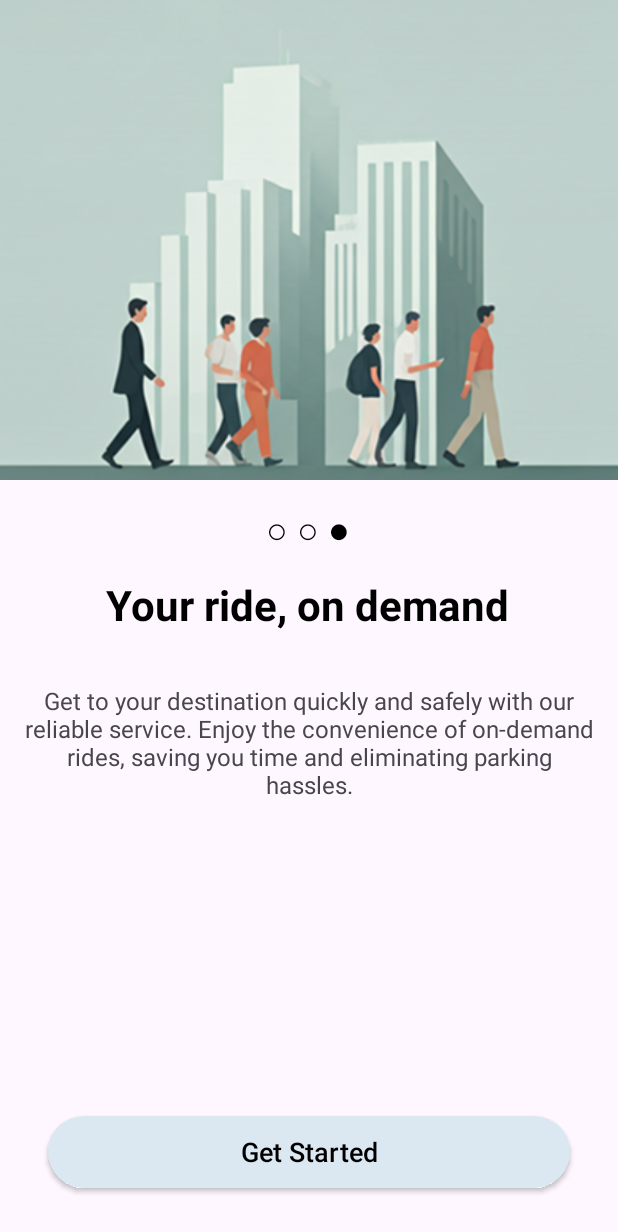
After one commit to badalm06/RidOn_Rider, an Android app: the ThirdIntro screen opened directly, with no data from a screen before it, on a phone screen of 412 x 824 dp. The commit adds this screen. Shown: the top 1232 px of the screen. Run offline under Robolectric (Android 15) with nearby library versions, the phone set to English and light mode, and no system bars.

Commit message:
Added intro screens

```diff
--- /dev/null
+++ b/app/src/main/java/com/example/uberriderremake/IntroScreens/ThirdIntro.kt
@@ -0,0 +1,30 @@
+package com.example.uberriderremake.IntroScreens
+
+import android.content.Intent
+import android.os.Bundle
+import androidx.activity.enableEdgeToEdge
+import androidx.appcompat.app.AppCompatActivity
+import androidx.core.view.ViewCompat
+import androidx.core.view.WindowInsetsCompat
+import com.example.uberriderremake.R
+import com.example.uberriderremake.databinding.ActivityThirdIntroBinding
+import com.example.uberriderremake.login.PhoneActivity
+
+class ThirdIntro : AppCompatActivity() {
+    private lateinit var binding: ActivityThirdIntroBinding
+    override fun onCreate(savedInstanceState: Bundle?) {
+        super.onCreate(savedInstanceState)
+        enableEdgeToEdge()
+        binding = ActivityThirdIntroBinding.inflate(layoutInflater)
+        setContentView(binding.root)
+        ViewCompat.setOnApplyWindowInsetsListener(findViewById(R.id.main)) { v, insets ->
+            val systemBars = insets.getInsets(WindowInsetsCompat.Type.systemBars())
+            v.setPadding(systemBars.left, systemBars.top, systemBars.right, systemBars.bottom)
+            insets
+        }
+
+        binding.btnThirdIntro.setOnClickListener {
+            startActivity(Intent(this, PhoneActivity::class.java))
+        }
+    }
+}
--- a/app/src/main/java/com/example/uberriderremake/RequestDriverActivity.kt
+++ b/app/src/main/java/com/example/uberriderremake/RequestDriverActivity.kt
@@ -305,6 +305,7 @@ import java.util.Locale
                                              Log.d("TripRequest", "Rider location updated: $riderLatLng")
 
                                              if (lat != 0.0 && lng != 0.0 && riderLatLng != null && status == "accepted") {
+                                                 mMap.clear()
                                                  updateDriverOnMap(driverLatLng, riderLatLng)
                                                  drawRoute(driverLatLng, riderLatLng)
                                                  val results = FloatArray(1)
--- a/app/src/main/java/com/example/uberriderremake/login/SplashScreen.kt
+++ b/app/src/main/java/com/example/uberriderremake/login/SplashScreen.kt
@@ -12,6 +12,7 @@ import androidx.core.view.ViewCompat
 import androidx.core.view.WindowInsetsCompat
 import com.example.uberriderremake.Common
 import com.example.uberriderremake.HomeActivity
+import com.example.uberriderremake.IntroScreens.FirstIntro
 import com.example.uberriderremake.R
 import com.google.firebase.auth.FirebaseAuth
 import com.google.firebase.database.*
@@ -83,7 +84,7 @@ class SplashScreen : AppCompatActivity() {
                 })
         } else {
             Handler(Looper.getMainLooper()).postDelayed({
-                startActivity(Intent(this, PhoneActivity::class.java))
+                startActivity(Intent(this, FirstIntro::class.java))
                 finish()
             }, 2000)
         }
--- /dev/null
+++ b/app/src/main/res/drawable/buttonshape.xml
@@ -0,0 +1,7 @@
+<?xml version="1.0" encoding="utf-8"?>
+<shape xmlns:android="http://schemas.android.com/apk/res/android">
+
+    <solid android:color="@color/white"/>
+    <corners android:radius="35dp"/>
+
+</shape>
--- /dev/null
+++ b/app/src/main/res/layout/activity_third_intro.xml
@@ -0,0 +1,79 @@
+<?xml version="1.0" encoding="utf-8"?>
+<androidx.constraintlayout.widget.ConstraintLayout xmlns:android="http://schemas.android.com/apk/res/android"
+    xmlns:app="http://schemas.android.com/apk/res-auto"
+    xmlns:tools="http://schemas.android.com/tools"
+    android:id="@+id/main"
+    android:layout_width="match_parent"
+    android:layout_height="match_parent"
+    tools:context=".IntroScreens.ThirdIntro">
+
+    <ImageView
+        android:id="@+id/imageView5"
+        android:layout_width="match_parent"
+        android:layout_height="wrap_content"
+        app:layout_constraintTop_toTopOf="parent"
+        android:scaleType="centerCrop"
+        app:srcCompat="@drawable/intro3" />
+
+    <TextView
+        android:id="@+id/dotsTextView"
+        android:layout_width="wrap_content"
+        android:layout_height="wrap_content"
+        android:layout_marginTop="16dp"
+        android:text="○ ○ ●"
+        android:textColor="@color/black"
+        android:textSize="24sp"
+        app:layout_constraintEnd_toEndOf="parent"
+        app:layout_constraintHorizontal_bias="0.498"
+        app:layout_constraintStart_toStartOf="parent"
+        app:layout_constraintTop_toBottomOf="@+id/imageView5" />
+
+    <TextView
+        android:id="@+id/textView6"
+        android:layout_width="wrap_content"
+        android:layout_height="wrap_content"
+        android:layout_marginTop="64dp"
+        android:text="Your ride, on demand"
+        android:textColor="@color/black"
+        android:textSize="28dp"
+        android:textStyle="bold"
+        app:layout_constraintEnd_toEndOf="parent"
+        app:layout_constraintHorizontal_bias="0.495"
+        app:layout_constraintStart_toStartOf="parent"
+        app:layout_constraintTop_toBottomOf="@+id/imageView5" />
+
+
+    <TextView
+        android:id="@+id/textView7"
+        android:layout_width="wrap_content"
+        android:layout_height="wrap_content"
+        android:layout_marginTop="20dp"
+        android:fontFamily="sans-serif"
+        android:gravity="center"
+        android:padding="14dp"
+        android:text="Get to your destination quickly and safely with our reliable service. Enjoy the convenience of on-demand rides, saving you time and eliminating parking hassles."
+        android:textSize="16dp"
+        app:layout_constraintEnd_toEndOf="parent"
+        app:layout_constraintHorizontal_bias="0.0"
+        app:layout_constraintStart_toStartOf="parent"
+        app:layout_constraintTop_toBottomOf="@+id/textView6" />
+
+
+    <androidx.appcompat.widget.AppCompatButton
+        android:id="@+id/btnThirdIntro"
+        android:layout_width="0dp"
+        android:layout_height="wrap_content"
+        android:layout_marginLeft="32dp"
+        android:layout_marginRight="32dp"
+        android:layout_marginBottom="32dp"
+        android:background="@drawable/buttonshape"
+        android:backgroundTint="@color/LightBlue"
+        android:text="Get Started"
+        android:textAllCaps="false"
+        android:textColor="@color/black"
+        android:textSize="18sp"
+        app:layout_constraintBottom_toBottomOf="parent"
+        app:layout_constraintEnd_toEndOf="parent"
+        app:layout_constraintStart_toStartOf="parent" />
+
+</androidx.constraintlayout.widget.ConstraintLayout>
--- a/app/src/main/res/values/colors.xml
+++ b/app/src/main/res/values/colors.xml
@@ -4,6 +4,7 @@
     <color name="white">#FFFFFFFF</color>
     <color name="darker_gray">#3E3A3A</color>
     <color name="brown">#310404</color>
+    <color name="LightBlue">#DBE8F2</color>
     <color name="red">#EF0808</color>
     <color name="edit_text_color">#FFD6CF</color>
     <color name="hint_text_color">#D4D4D4</color>
```
Also changed, not shown: app/src/main/AndroidManifest.xml (+9 -0 lines), app/src/main/java/com/example/uberriderremake/IntroScreens/FirstIntro.kt (added, +30 -0 lines), app/src/main/java/com/example/uberriderremake/IntroScreens/SecondIntro.kt (added, +29 -0 lines), app/src/main/res/layout/activity_first_intro.xml (added, +78 -0 lines), app/src/main/res/layout/activity_second_intro.xml (added, +80 -0 lines), app/src/main/res/drawable/intro1.png (added), app/src/main/res/drawable/intro2.png (added), app/src/main/res/drawable/intro3.png (added).
